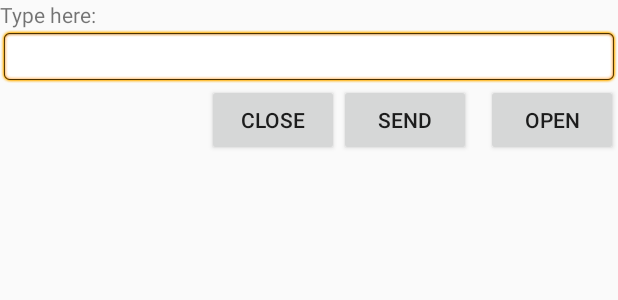
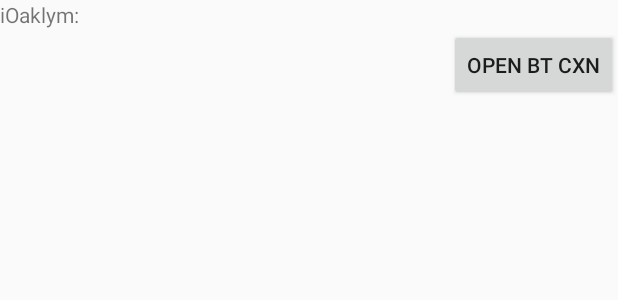
Before and after one commit to kwokodile/ioaklym-app, an Android app: the layout activity_main.xml on its own in the app's theme, with its tools: preview values and no code run, on a phone screen of 412 x 824 dp. Shown: the top 300 px of the screen. Run offline under Robolectric (Android 15) with nearby library versions, the phone set to English and light mode, and no system bars.

Commit message:
Linking things together

```diff
--- a/app/src/main/res/layout/activity_main.xml
+++ b/app/src/main/res/layout/activity_main.xml
@@ -9,37 +9,14 @@
         android:id="@+id/label"
         android:layout_width="fill_parent"
         android:layout_height="wrap_content"
-        android:text="Type here:" />
-
-    <EditText
-        android:id="@+id/entry"
-        android:layout_width="fill_parent"
-        android:layout_height="wrap_content"
-        android:layout_below="@id/label"
-        android:background="@android:drawable/editbox_background" />
+        android:text="iOaklym:" />
 
     <Button
         android:id="@+id/open"
         android:layout_width="wrap_content"
         android:layout_height="wrap_content"
         android:layout_alignParentRight="true"
-        android:layout_below="@id/entry"
+        android:layout_below="@id/label"
         android:layout_marginLeft="10dip"
-        android:text="Open" />
-
-    <Button
-        android:id="@+id/send"
-        android:layout_width="wrap_content"
-        android:layout_height="wrap_content"
-        android:layout_alignTop="@id/open"
-        android:layout_toLeftOf="@id/open"
-        android:text="Send" />
-
-    <Button
-        android:id="@+id/close"
-        android:layout_width="wrap_content"
-        android:layout_height="wrap_content"
-        android:layout_alignTop="@id/send"
-        android:layout_toLeftOf="@id/send"
-        android:text="Close" />
+        android:text="Open BT CXN" />
 </RelativeLayout>
```
Also changed, not shown: app/src/main/java/com/ioaklym/ioaklym/Data.java (+19 -6 lines), app/src/main/java/com/ioaklym/ioaklym/MainActivity.java (+5 -47 lines), app/src/main/java/com/ioaklym/ioaklym/MyIntentService.java (+5 -9 lines).
